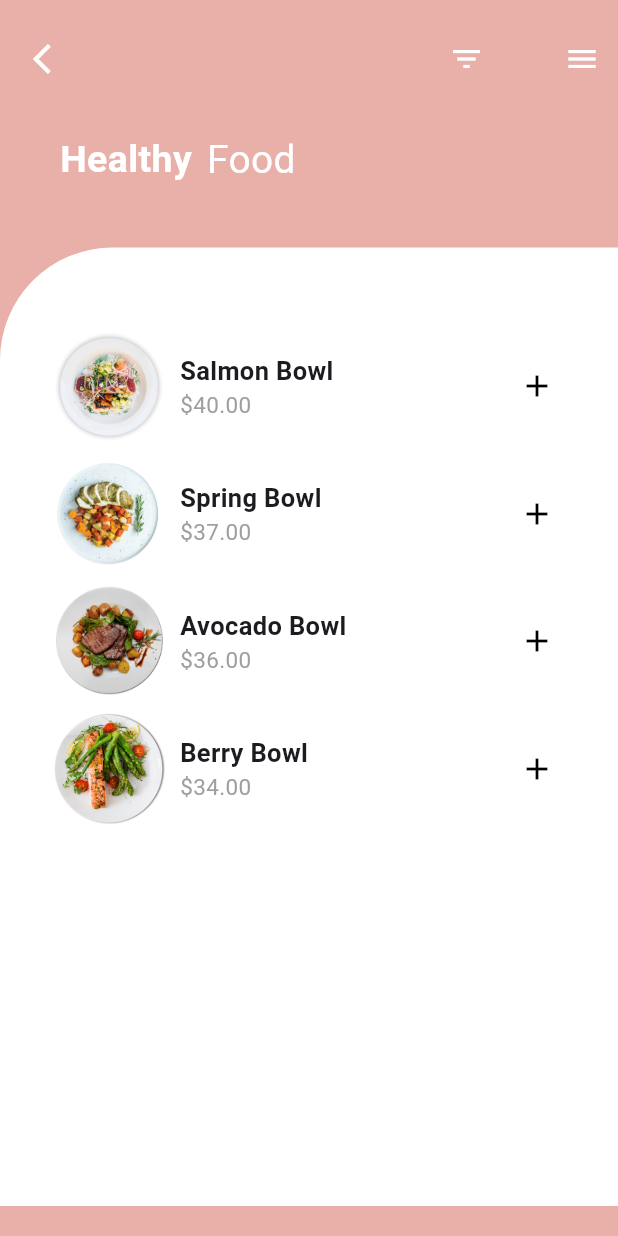
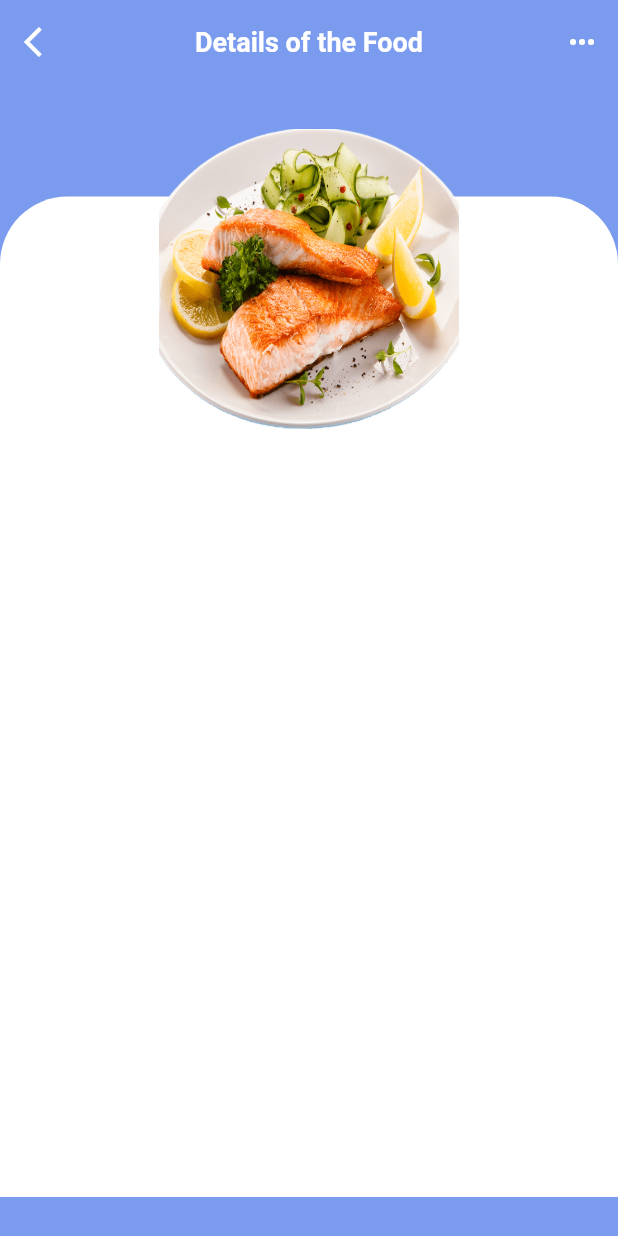
Before and after one commit to 201014002/my-nutrition-ui, a Flutter app: the screen it shows after launch, after a tap on "Salmon Bowl", on a phone screen of 412 x 824 dp. Run offline on Flutter 3.47's test engine with Material 3 defaults, Android fonts, the phone set to English and light mode, and no system bars; Roboto replaces fonts that are missing (Montserrat); project files that could hold a hidden picture were left out.

Commit message:
Second commit

```diff
--- /dev/null
+++ b/lib/detailsItems.dart
@@ -0,0 +1,89 @@
+import 'package:flutter/material.dart';
+import 'package:nutrition_ui/main.dart';
+
+class DetailsItems extends StatefulWidget {
+  final heroTag;
+  final foodName;
+  final foodPrice;
+
+  DetailsItems({this.heroTag, this.foodName, this.foodPrice});
+
+  @override
+  State<DetailsItems> createState() => _DetailsItemsState();
+}
+
+class _DetailsItemsState extends State<DetailsItems> {
+  @override
+  Widget build(BuildContext context) {
+    return Scaffold(
+      backgroundColor: Color(0xFF7A9BEE),
+      appBar: AppBar(
+        leading: IconButton(
+          onPressed: () {
+            Navigator.of(context).pop();
+          },
+          icon: Icon(Icons.arrow_back_ios),
+          color: Colors.white,
+        ),
+        backgroundColor: Colors.transparent,
+        elevation: 0.0,
+        title: Text(
+          'Details of the Food',
+          style: TextStyle(
+            fontSize: 18.0,
+            fontFamily: 'Montserrat',
+            color: Colors.white,
+            fontWeight: FontWeight.bold,
+          ),
+        ),
+        centerTitle: true,
+        actions: [
+          IconButton(
+            icon: Icon(Icons.more_horiz),
+            onPressed: () {},
+            color: Colors.white,
+          ),
+        ],
+      ),
+      body: ListView(
+        children: [
+          Stack(
+            children: [
+              Container(
+                height: MediaQuery.of(context).size.height - 82.0,
+                width: MediaQuery.of(context).size.width,
+                color: Colors.transparent,
+              ),
+              Positioned(
+                top: 75.0,
+                child: Container(
+                  decoration: BoxDecoration(
+                    borderRadius: BorderRadius.only(
+                      topLeft: Radius.circular(45.0),
+                      topRight: Radius.circular(45.0),
+                    ),color: Colors.white,
+                  ),height: MediaQuery.of(context).size.height-100.0,
+                  width: MediaQuery.of(context).size.width,
+                ),
+              ),
+              Positioned(top:30.0,
+                  left: (MediaQuery.of(context).size.width/2)-100.0,
+                  child: Hero(
+                    tag:widget.heroTag,
+                    child: Container(
+                      decoration: BoxDecoration(
+                        image: DecorationImage(
+                          image: AssetImage(widget.heroTag),fit: BoxFit.cover,
+                        )
+                      ),
+                      height: 200.0,
+                      width: 200.0,
+                    ),
+              ))
+            ],
+          )
+        ],
+      ),
+    );
+  }
+}
--- a/lib/main.dart
+++ b/lib/main.dart
@@ -1,4 +1,5 @@
 import 'package:flutter/material.dart';
+import 'package:nutrition_ui/detailsItems.dart';
 
 void main() {
   runApp(const MyApp());
@@ -27,7 +28,7 @@ class _MyHomePageState extends State<MyHomePage> {
   @override
   Widget build(BuildContext context) {
     return Scaffold(
-      backgroundColor: Color(0xFFE8B0A8),
+      backgroundColor: Color(0xFF21BFBD),
       body: ListView(
         children: [
           Padding(
@@ -69,7 +70,7 @@ class _MyHomePageState extends State<MyHomePage> {
             child: Row(
               children: [
                 Text(
-                  'Healthy',
+                  'Delicious',
                   style: TextStyle(
                     color: Colors.white,
                     fontFamily: 'Montserrat',
@@ -111,14 +112,80 @@ class _MyHomePageState extends State<MyHomePage> {
                     height: MediaQuery.of(context).size.height - 300.0,
                     child: ListView(
                       children: [
-                        _buildFoodItem('assets/images/plate1.png', 'Salmon Bowl', '\$40.00'),
-                        _buildFoodItem('assets/images/plate2.png', 'Spring Bowl', '\$37.00'),
-                        _buildFoodItem('assets/images/plate6.png', 'Avocado Bowl', '\$36.00'),
-                        _buildFoodItem('assets/images/plate5.png', 'Berry Bowl', '\$34.00'),
+                        _buildFoodItem('assets/images/plate4.png',
+                            'Salad Bowl', '\$30.00'),
+                        _buildFoodItem('assets/images/plate2.png',
+                            'Salmon Bowl', '\$37.00'),
+                        _buildFoodItem('assets/images/plate6.png',
+                            'Nachos Bowl', '\$28.00'),
+                        _buildFoodItem('assets/images/plate5.png', 'Chicken Salad Bowl',
+                            '\$25.00'),
                       ],
                     ),
                   ),
                 ),
+                Row(
+                  mainAxisAlignment: MainAxisAlignment.spaceBetween,
+                  children: [
+                    Container(
+                      height: 65.0,
+                      width: 60.0,
+                      decoration: BoxDecoration(
+                        border: Border.all(
+                            color: Colors.grey,
+                            style: BorderStyle.solid,
+                            width: 1.0),
+                        borderRadius: BorderRadius.circular(10.0),
+                      ),
+                      child: Center(
+                        child: Icon(
+                          Icons.search,
+                          color: Colors.black,
+                        ),
+                      ),
+                    ),
+                    Container(
+                      height: 65.0,
+                      width: 60.0,
+                      decoration: BoxDecoration(
+                        border: Border.all(
+                            color: Colors.grey,
+                            style: BorderStyle.solid,
+                            width: 1.0),
+                        borderRadius: BorderRadius.circular(10.0),
+                      ),
+                      child: Center(
+                        child: Icon(
+                          Icons.shopping_basket,
+                          color: Colors.black,
+                        ),
+                      ),
+                    ),
+                    Container(
+                      height: 65.0,
+                      width: 120.0,
+                      decoration: BoxDecoration(
+                        borderRadius: BorderRadius.circular(10.0),
+                        color: Color(0xFF1C1428),
+                        border: Border.all(
+                            color: Colors.grey,
+                            style: BorderStyle.solid,
+                            width: 1.0),
+                      ),
+                      child: Center(
+                        child: Text(
+                          'Checkout',
+                          style: TextStyle(
+                            fontFamily: 'Montserrat',
+                            fontSize: 15.0,
+                            fontWeight: FontWeight.bold,
+                            color: Colors.white,
+                          ),
+                        ),
+                      ),
+                    ),
+                  ],
+                )
               ],
             ),
           ),
@@ -132,7 +199,7 @@ class _MyHomePageState extends State<MyHomePage> {
       padding: EdgeInsets.only(left: 10.0, right: 10.0, top: 10.0),
       child: InkWell(
         onTap: () {
-          //  Navigator.of(context).push(route);
+            Navigator.of(context).push(MaterialPageRoute(builder: (context)=>DetailsItems(heroTag: imgPath,foodName: foodName,foodPrice: price,)));
         },
         child: Row(
           mainAxisAlignment: MainAxisAlignment.spaceBetween,
```
Also changed, not shown: assets/images/plate1.png, assets/images/plate2.png, assets/images/plate3.png, assets/images/plate4.png, assets/images/plate5.png, assets/images/plate6.png.
